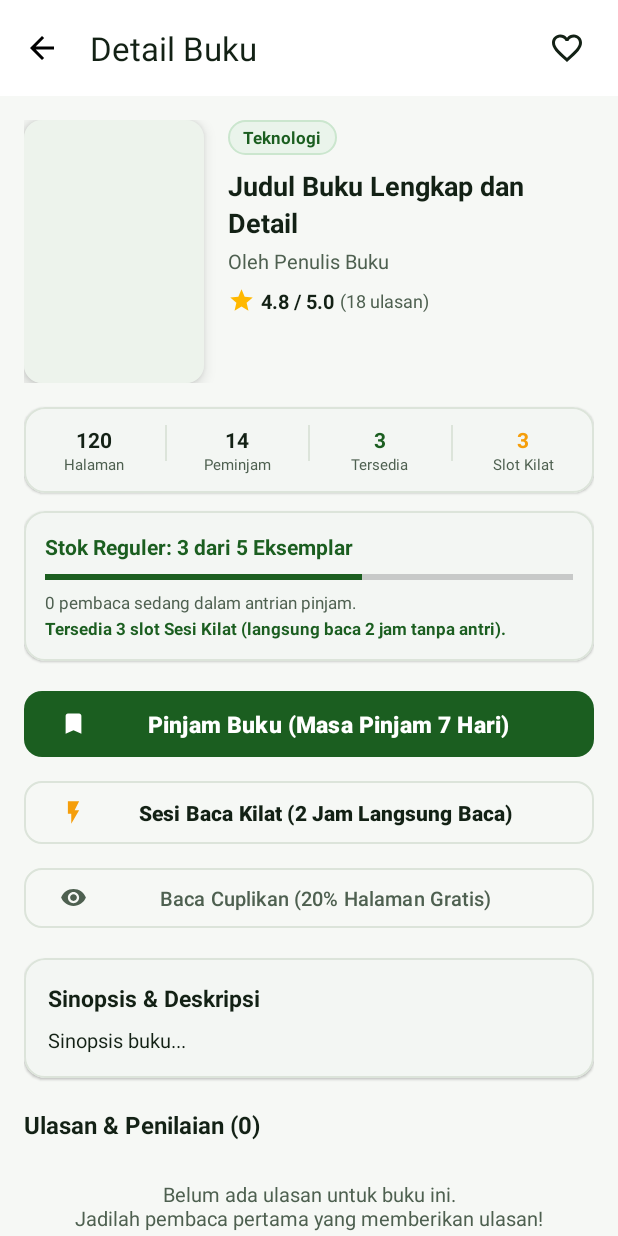
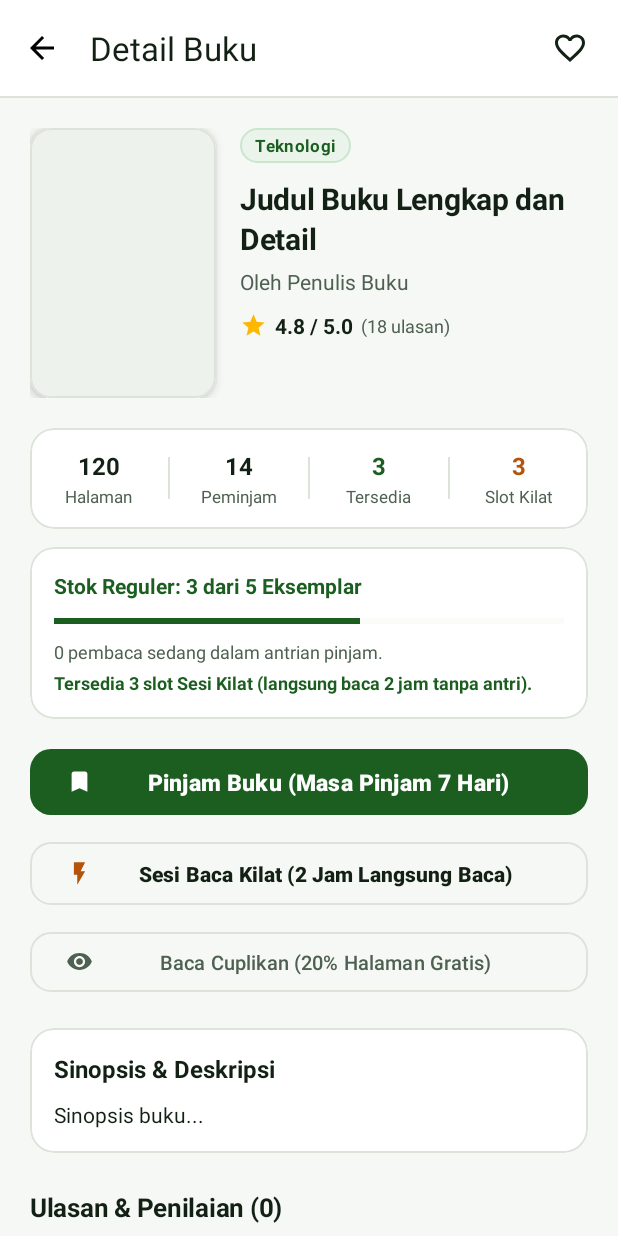
Before and after one commit to jackalwyssad/E-Pustaka, an Android app: the BookDetailActivity screen opened directly, with no data from a screen before it, on a phone screen of 412 x 824 dp. Run offline under Robolectric (Android 15) with nearby library versions, the phone set to English and light mode, and no system bars; our stand-ins replace Firebase (no records; nobody signed in at launch, a user with empty details on screens opened directly); pictures from the network do not load; 1 statement that could not run was skipped.

Commit message:
Polish visual UI for user catalog, detail, reader, bookshelf, and item layouts

```diff
--- a/app/src/main/res/layout/activity_book_detail.xml
+++ b/app/src/main/res/layout/activity_book_detail.xml
@@ -11,7 +11,7 @@
         android:layout_width="match_parent"
         android:layout_height="wrap_content"
         android:background="@color/surface"
-        app:elevation="2dp">
+        app:elevation="0dp">
 
         <com.google.android.material.appbar.MaterialToolbar
             android:id="@+id/toolbarDetail"
@@ -23,18 +23,23 @@
 
             <ImageView
                 android:id="@+id/btnFavorite"
-                android:layout_width="36dp"
-                android:layout_height="36dp"
+                android:layout_width="40dp"
+                android:layout_height="40dp"
                 android:layout_gravity="end"
-                android:layout_marginEnd="16dp"
+                android:layout_marginEnd="12dp"
                 android:background="?attr/selectableItemBackgroundBorderless"
                 android:clickable="true"
+                android:contentDescription="Favorit"
                 android:focusable="true"
-                android:contentDescription="Favorit"
-                android:padding="6dp"
+                android:padding="8dp"
                 android:src="@drawable/ic_favorite_border"
                 app:tint="@color/text_primary" />
         </com.google.android.material.appbar.MaterialToolbar>
+
+        <View
+            android:layout_width="match_parent"
+            android:layout_height="1dp"
+            android:background="@color/outline" />
     </com.google.android.material.appbar.AppBarLayout>
 
     <androidx.core.widget.NestedScrollView
@@ -47,7 +52,7 @@
             android:layout_width="match_parent"
             android:layout_height="wrap_content"
             android:orientation="vertical"
-            android:padding="16dp"
+            android:padding="20dp"
             android:paddingBottom="40dp">
 
             <!-- Hero Section -->
@@ -57,11 +62,12 @@
                 android:orientation="horizontal">
 
                 <com.google.android.material.card.MaterialCardView
-                    android:layout_width="120dp"
-                    android:layout_height="175dp"
-                    app:cardCornerRadius="12dp"
-                    app:cardElevation="6dp"
-                    app:strokeWidth="0dp">
+                    android:layout_width="124dp"
+                    android:layout_height="180dp"
+                    app:cardCornerRadius="14dp"
+                    app:cardElevation="4dp"
+                    app:strokeColor="@color/outline"
+                    app:strokeWidth="1dp">
 
                     <ImageView
                         android:id="@+id/ivDetailCover"
@@ -83,6 +89,7 @@
                         android:layout_width="wrap_content"
                         android:layout_height="wrap_content"
                         android:background="@drawable/bg_badge_primary"
+                        android:letterSpacing="0.02"
                         android:paddingHorizontal="10dp"
                         android:paddingVertical="4dp"
                         android:text="Teknologi"
@@ -94,26 +101,27 @@
                         android:id="@+id/tvDetailTitle"
                         android:layout_width="match_parent"
                         android:layout_height="wrap_content"
-                        android:layout_marginTop="8dp"
+                        android:layout_marginTop="10dp"
+                        android:letterSpacing="-0.01"
                         android:lineSpacingExtra="3dp"
                         android:text="Judul Buku Lengkap dan Detail"
                         android:textColor="@color/text_primary"
-                        android:textSize="18sp"
+                        android:textSize="20sp"
                         android:textStyle="bold" />
 
                     <TextView
                         android:id="@+id/tvDetailAuthor"
                         android:layout_width="match_parent"
                         android:layout_height="wrap_content"
-                        android:layout_marginTop="4dp"
+                        android:layout_marginTop="5dp"
                         android:text="Oleh Penulis Buku"
                         android:textColor="@color/text_secondary"
-                        android:textSize="13sp" />
+                        android:textSize="14sp" />
 
                     <LinearLayout
                         android:layout_width="wrap_content"
                         android:layout_height="wrap_content"
-                        android:layout_marginTop="8dp"
+                        android:layout_marginTop="10dp"
                         android:gravity="center_vertical"
                         android:orientation="horizontal">
 
@@ -126,17 +134,17 @@
                             android:id="@+id/tvDetailRating"
                             android:layout_width="wrap_content"
                             android:layout_height="wrap_content"
-                            android:layout_marginStart="4dp"
+                            android:layout_marginStart="5dp"
                             android:text="4.8 / 5.0"
                             android:textColor="@color/text_primary"
-                            android:textSize="13sp"
+                            android:textSize="14sp"
                             android:textStyle="bold" />
 
                         <TextView
                             android:id="@+id/tvDetailRatingCount"
                             android:layout_width="wrap_content"
                             android:layout_height="wrap_content"
-                            android:layout_marginStart="4dp"
+                            android:layout_marginStart="5dp"
                             android:text="(18 ulasan)"
                             android:textColor="@color/text_secondary"
                             android:textSize="12sp" />
@@ -148,18 +156,19 @@
             <com.google.android.material.card.MaterialCardView
                 android:layout_width="match_parent"
                 android:layout_height="wrap_content"
-                android:layout_marginTop="16dp"
+                android:layout_marginTop="20dp"
                 app:cardBackgroundColor="@color/surface"
-                app:cardCornerRadius="14dp"
-                app:cardElevation="1dp"
+                app:cardCornerRadius="16dp"
+                app:cardElevation="0dp"
                 app:strokeColor="@color/outline"
                 app:strokeWidth="1dp">
 
                 <LinearLayout
                     android:layout_width="match_parent"
                     android:layout_height="wrap_content"
+                    android:gravity="center_vertical"
                     android:orientation="horizontal"
-                    android:paddingVertical="12dp">
+                    android:paddingVertical="14dp">
 
                     <LinearLayout
                         android:layout_width="0dp"
@@ -174,20 +183,21 @@
                             android:layout_height="wrap_content"
                             android:text="120"
                             android:textColor="@color/text_primary"
-                            android:textSize="14sp"
+                            android:textSize="16sp"
                             android:textStyle="bold" />
 
                         <TextView
                             android:layout_width="wrap_content"
                             android:layout_height="wrap_content"
+                            android:layout_marginTop="2dp"
                             android:text="Halaman"
                             android:textColor="@color/text_secondary"
-                            android:textSize="10sp" />
+                            android:textSize="11sp" />
                     </LinearLayout>
 
                     <View
                         android:layout_width="1dp"
-                        android:layout_height="24dp"
+                        android:layout_height="28dp"
                         android:background="@color/outline" />
 
                     <LinearLayout
@@ -203,20 +213,21 @@
                             android:layout_height="wrap_content"
                             android:text="14"
                             android:textColor="@color/text_primary"
-                            android:textSize="14sp"
+                            android:textSize="16sp"
                             android:textStyle="bold" />
 
                         <TextView
                             android:layout_width="wrap_content"
                             android:layout_height="wrap_content"
+                            android:layout_marginTop="2dp"
                             android:text="Peminjam"
                             android:textColor="@color/text_secondary"
-                            android:textSize="10sp" />
+                            android:textSize="11sp" />
                     </LinearLayout>
 
                     <View
                         android:layout_width="1dp"
-                        android:layout_height="24dp"
+                        android:layout_height="28dp"
                         android:background="@color/outline" />
 
                     <LinearLayout
@@ -232,20 +243,21 @@
                             android:layout_height="wrap_content"
                             android:text="3"
                             android:textColor="@color/primary"
-                            android:textSize="14sp"
+                            android:textSize="16sp"
                             android:textStyle="bold" />
 
                         <TextView
                             android:layout_width="wrap_content"
                             android:layout_height="wrap_content"
+                            android:layout_marginTop="2dp"
                             android:text="Tersedia"
                             android:textColor="@color/text_secondary"
-                            android:textSize="10sp" />
+                            android:textSize="11sp" />
                     </LinearLayout>
 
                     <View
                         android:layout_width="1dp"
-                        android:layout_height="24dp"
+                        android:layout_height="28dp"
                         android:background="@color/outline" />
 
                     <LinearLayout
@@ -260,16 +272,17 @@
                             android:layout_width="wrap_content"
                             android:layout_height="wrap_content"
                             android:text="3"
-                            android:textColor="@color/gold_star"
-                            android:textSize="14sp"
+                            android:textColor="#B45309"
+                            android:textSize="16sp"
                             android:textStyle="bold" />
 
                         <TextView
                             android:layout_width="wrap_content"
                             android:layout_height="wrap_content"
+                            android:layout_marginTop="2dp"
                             android:text="Slot Kilat"
                             android:textColor="@color/text_secondary"
-                            android:textSize="10sp" />
+                            android:textSize="11sp" />
                     </LinearLayout>
                 </LinearLayout>
             </com.google.android.material.card.MaterialCardView>
@@ -280,8 +293,8 @@
                 android:layout_height="wrap_content"
                 android:layout_marginTop="12dp"
                 app:cardBackgroundColor="@color/surface"
-                app:cardCornerRadius="14dp"
-                app:cardElevation="1dp"
+                app:cardCornerRadius="16dp"
+                app:cardElevation="0dp"
                 app:strokeColor="@color/outline"
                 app:strokeWidth="1dp">
 
@@ -289,7 +302,7 @@
                     android:layout_width="match_parent"
                     android:layout_height="wrap_content"
                     android:orientation="vertical"
-                    android:padding="14dp">
+                    android:padding="16dp">
 
                     <TextView
                         android:id="@+id/tvStockDetailStatus"
@@ -304,28 +317,29 @@
                         android:id="@+id/pbStock"
                         style="?android:attr/progressBarStyleHorizontal"
                         android:layout_width="match_parent"
-                        android:layout_height="6dp"
-                        android:layout_marginTop="8dp"
+                        android:layout_height="8dp"
+                        android:layout_marginTop="10dp"
                         android:progress="60"
+                        android:progressBackgroundTint="@color/surface_variant"
                         android:progressTint="@color/primary" />
 
                     <TextView
                         android:id="@+id/tvQueueNotice"
                         android:layout_width="match_parent"
                         android:layout_height="wrap_content"
-                        android:layout_marginTop="6dp"
+                        android:layout_marginTop="8dp"
                         android:text="0 pembaca sedang dalam antrian pinjam."
                         android:textColor="@color/text_secondary"
-                        android:textSize="11sp" />
+                        android:textSize="12sp" />
 
                     <TextView
                         android:id="@+id/tvKilatNotice"
                         android:layout_width="match_parent"
                         android:layout_height="wrap_content"
-                        android:layout_marginTop="2dp"
+                        android:layout_marginTop="4dp"
                         android:text="Tersedia 3 slot Sesi Kilat (langsung baca 2 jam tanpa antri)."
                         android:textColor="@color/primary"
-                        android:textSize="11sp"
+                        android:textSize="12sp"
                         android:textStyle="bold" />
                 </LinearLayout>
             </com.google.android.material.card.MaterialCardView>
@@ -346,7 +360,7 @@
                     android:textSize="15sp"
                     android:textStyle="bold"
                     android:visibility="gone"
-                    app:cornerRadius="12dp"
+                    app:cornerRadius="14dp"
                     app:icon="@drawable/ic_book" />
 
                 <!-- Return Book / End Quick Session Button -->
@@ -355,13 +369,13 @@
                     style="@style/Widget.Material3.Button.OutlinedButton"
                     android:layout_width="match_parent"
                     android:layout_height="50dp"
-                    android:layout_marginTop="8dp"
+                    android:layout_marginTop="10dp"
                     android:text="Kembalikan Buku / Akhiri Sesi"
                     android:textColor="@color/error"
                     android:textSize="14sp"
                     android:textStyle="bold"
                     android:visibility="gone"
-                    app:cornerRadius="12dp"
+                    app:cornerRadius="14dp"
                     app:icon="@drawable/ic_history"
                     app:iconTint="@color/error"
                     app:strokeColor="@color/error" />
@@ -373,14 +387,16 @@
                     android:layout_height="wrap_content"
                     android:visibility="gone"
                     app:cardBackgroundColor="@color/secondary_container"
-                    app:cardCornerRadius="12dp"
-                    app:cardElevation="0dp">
+                    app:cardCornerRadius="16dp"
+                    app:cardElevation="0dp"
+                    app:strokeColor="@color/outline"
+                    app:strokeWidth="1dp">
 
                     <LinearLayout
                         android:layout_width="match_parent"
                         android:layout_height="wrap_content"
                         android:orientation="vertical"
-                        android:padding="14dp">
+                        android:padding="16dp">
 
                         <TextView
                             android:id="@+id/tvUserQueuePosition"
@@ -394,21 +410,22 @@
                         <TextView
                             android:layout_width="match_parent"
                             android:layout_height="wrap_content"
-                            android:layout_marginTop="2dp"
+                            android:layout_marginTop="4dp"
+                            android:lineSpacingExtra="2dp"
                             android:text="Sistem akan otomatis memberitahu jika buku sudah siap dipinjam."
                             android:textColor="@color/text_secondary"
-                            android:textSize="11sp" />
+                            android:textSize="12sp" />
 
                         <com.google.android.material.button.MaterialButton
                             android:id="@+id/btnCancelQueueFromDetail"
                             style="@style/Widget.Material3.Button.OutlinedButton"
                             android:layout_width="match_parent"
                             android:layout_height="44dp"
-                            android:layout_marginTop="8dp"
+                            android:layout_marginTop="10dp"
                             android:text="Batalkan Antrian Saya"
                             android:textColor="@color/error"
-                            android:textSize="12sp"
-                            app:cornerRadius="10dp"
+                            android:textSize="13sp"
+                            app:cornerRadius="12dp"
                             app:strokeColor="@color/error" />
                     </LinearLayout>
                 </com.google.android.material.card.MaterialCardView>
@@ -421,7 +438,7 @@
                     android:text="Pinjam Buku (Masa Pinjam 7 Hari)"
                     android:textSize="15sp"
                     android:textStyle="bold"
-                    app:cornerRadius="12dp"
+                    app:cornerRadius="14dp"
                     app:icon="@drawable/ic_bookmark" />
 
                 <!-- Quick Session Button -->
@@ -430,14 +447,15 @@
                     style="@style/Widget.Material3.Button.OutlinedButton"
                     android:layout_width="match_parent"
                     android:layout_height="50dp"
-                    android:layout_marginTop="8dp"
+                    android:layout_marginTop="10dp"
                     android:text="Sesi Baca Kilat (2 Jam Langsung Baca)"
                     android:textColor="@color/text_primary"
                     android:textSize="14sp"
                     android:textStyle="bold"
-                    app:cornerRadius="12dp"
+                    app:cornerRadius="14dp"
                     app:icon="@drawable/ic_flash"
-                    app:iconTint="@color/gold_star" />
+                    app:iconTint="#B45309"
+                    app:strokeColor="@color/outline" />
 
                 <!-- Preview 20% Button -->
                 <com.google.android.material.button.MaterialButton
@@ -445,23 +463,24 @@
                     style="@style/Widget.Material3.Button.OutlinedButton"
                     android:layout_width="match_parent"
                     android:layout_height="48dp"
-                    android:layout_marginTop="8dp"
+                    android:layout_marginTop="10dp"
                     android:text="Baca Cuplikan (20% Halaman Gratis)"
                     android:textColor="@color/text_secondary"
                     android:textSize="13sp"
-                    app:cornerRadius="12dp"
+                    app:cornerRadius="14dp"
                     app:icon="@drawable/ic_visibility"
-                    app:iconTint="@color/text_secondary" />
+                    app:iconTint="@color/text_secondary"
+                    app:strokeColor="@color/outline" />
             </LinearLayout>
 
             <!-- Synopsis Card -->
             <com.google.android.material.card.MaterialCardView
                 android:layout_width="match_parent"
                 android:layout_height="wrap_content"
-                android:layout_marginTop="16dp"
+                android:layout_marginTop="20dp"
                 app:cardBackgroundColor="@color/surface"
-                app:cardCornerRadius="14dp"
-                app:cardElevation="1dp"
+                app:cardCornerRadius="16dp"
+                app:cardElevation="0dp"
                 app:strokeColor="@color/outline"
                 app:strokeWidth="1dp">
 
@@ -476,18 +495,18 @@
                         android:layout_height="wrap_content"
                         android:text="Sinopsis &amp; Deskripsi"
                         android:textColor="@color/text_primary"
-                        android:textSize="15sp"
+                        android:textSize="16sp"
                         android:textStyle="bold" />
 
                     <TextView
                         android:id="@+id/tvDetailSynopsis"
                         android:layout_width="match_parent"
                         android:layout_height="wrap_content"
-                        android:layout_marginTop="8dp"
-                        android:lineSpacingExtra="4dp"
+                        android:layout_marginTop="10dp"
+                        android:lineSpacingExtra="5dp"
                         android:text="Sinopsis buku..."
                         android:textColor="@color/text_primary"
-                        android:textSize="13sp" />
+                        android:textSize="14sp" />
                 </LinearLayout>
             </com.google.android.material.card.MaterialCardView>
 
@@ -495,7 +514,7 @@
             <RelativeLayout
                 android:layout_width="match_parent"
                 android:layout_height="wrap_content"
-                android:layout_marginTop="20dp">
+                android:layout_marginTop="24dp">
 
                 <TextView
                     android:id="@+id/tvReviewSectionTitle"
@@ -503,23 +522,24 @@
                     android:layout_height="wrap_content"
                     android:layout_alignParentStart="true"
                     android:layout_centerVertical="true"
+                    android:letterSpacing="-0.01"
                     android:text="Ulasan &amp; Penilaian (0)"
                     android:textColor="@color/text_primary"
-                    android:textSize="16sp"
+                    android:textSize="17sp"
                     android:textStyle="bold" />
 
                 <com.google.android.material.button.MaterialButton
                     android:id="@+id/btnAddReview"
                     style="@style/Widget.Material3.Button.TonalButton"
                     android:layout_width="wrap_content"
-                    android:layout_height="38dp"
+                    android:layout_height="40dp"
                     android:layout_alignParentEnd="true"
                     android:layout_centerVertical="true"
                     android:text="Beri Ulasan"
                     android:textSize="12sp"
                     android:textStyle="bold"
                     android:visibility="gone"
-                    app:cornerRadius="19dp" />
+                    app:cornerRadius="20dp" />
             </RelativeLayout>
 
             <!-- Reviews List -->
@@ -527,7 +547,7 @@
                 android:id="@+id/rvReviews"
                 android:layout_width="match_parent"
                 android:layout_height="wrap_content"
-                android:layout_marginTop="10dp"
+                android:layout_marginTop="12dp"
                 android:nestedScrollingEnabled="false"
                 tools:listitem="@layout/item_review" />
 
@@ -537,6 +557,8 @@
                 android:layout_height="wrap_content"
                 android:layout_marginTop="16dp"
                 android:gravity="center"
+                android:lineSpacingExtra="4dp"
+                android:padding="12dp"
                 android:text="Belum ada ulasan untuk buku ini.\nJadilah pembaca pertama yang memberikan ulasan!"
                 android:textColor="@color/text_secondary"
                 android:textSize="13sp" />
--- a/app/src/main/res/layout/item_category_chip.xml
+++ b/app/src/main/res/layout/item_category_chip.xml
@@ -7,8 +7,9 @@
     android:background="@drawable/bg_chip"
     android:clickable="true"
     android:focusable="true"
+    android:letterSpacing="0.01"
     android:paddingHorizontal="16dp"
-    android:paddingVertical="8dp"
+    android:paddingVertical="9dp"
     android:text="Teknologi"
     android:textColor="@color/text_primary"
     android:textSize="13sp"
```
Also changed, not shown: app/src/main/res/layout/activity_favorites.xml (+12 -6 lines), app/src/main/res/layout/activity_pdf_reader.xml (+25 -17 lines), app/src/main/res/layout/activity_reading_history.xml (+7 -1 lines), app/src/main/res/layout/fragment_bookshelf.xml (+20 -9 lines), app/src/main/res/layout/fragment_home.xml (+37 -24 lines), app/src/main/res/layout/fragment_search.xml (+26 -15 lines), app/src/main/res/layout/item_book.xml (+22 -19 lines), app/src/main/res/layout/item_loan.xml (+27 -18 lines), app/src/main/res/layout/item_popular_book.xml (+14 -12 lines), app/src/main/res/layout/item_queue.xml (+28 -19 lines), app/src/main/res/layout/item_review.xml (+31 -25 lines).
